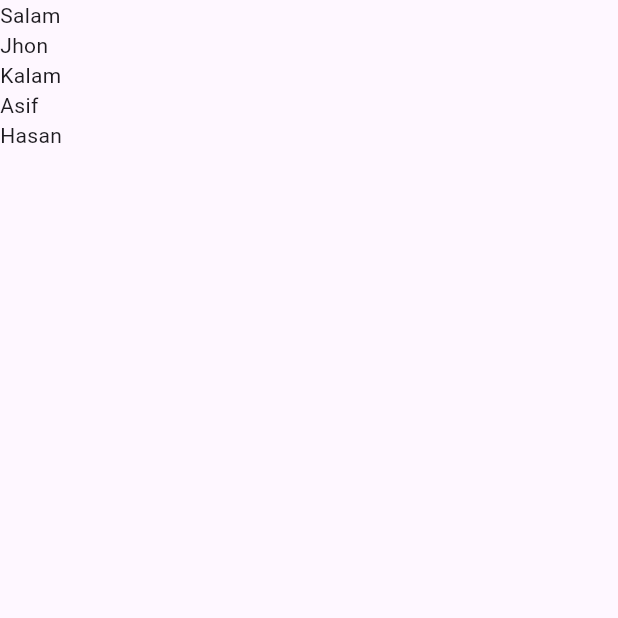
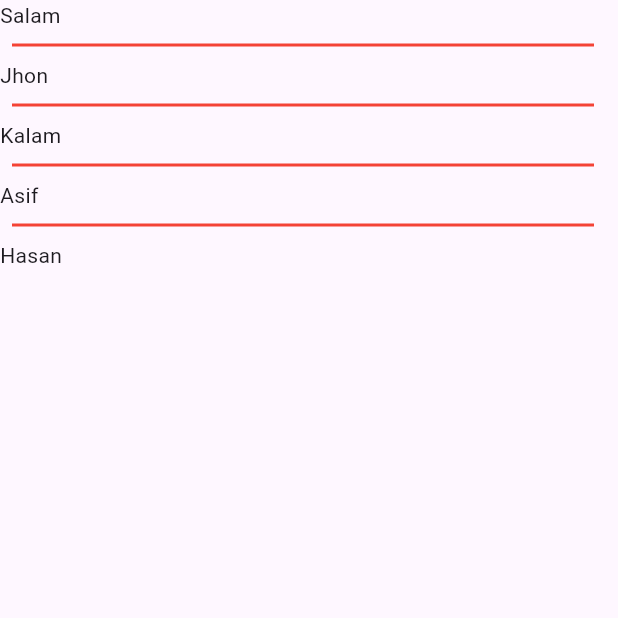
Before and after one commit to rayhan1650/ostad_flutter_live_class, a Flutter app: the screen it shows after launch, on a phone screen of 412 x 824 dp, the top half of it. Run offline on Flutter 3.47's test engine with Material 3 defaults, Android fonts, the phone set to English and light mode, and no system bars.

```diff
--- a/lib/main.dart
+++ b/lib/main.dart
@@ -68,11 +68,26 @@ class Home extends StatelessWidget {
       //     Text("Hello Flutter"),
       //   ],
       // ),
-      body: ListView.builder(
-          itemCount: studentName.length,
-          itemBuilder: (context, index) {
-            return Text(studentName[index]);
-          }),
+      // body: ListView.builder(
+      //     itemCount: studentName.length,
+      //     itemBuilder: (context, index) {
+      //       return Text(studentName[index]);
+      //     }),
+      body: ListView.separated(
+        itemCount: studentName.length,
+        itemBuilder: (context, index) {
+          return Text(studentName[index]);
+        },
+        separatorBuilder: (context, index) {
+          return const Divider(
+            height: 20,
+            thickness: 2,
+            indent: 8,
+            endIndent: 16,
+            color: Colors.red,
+          );
+        },
+      ),
     );
   }
 }
```
